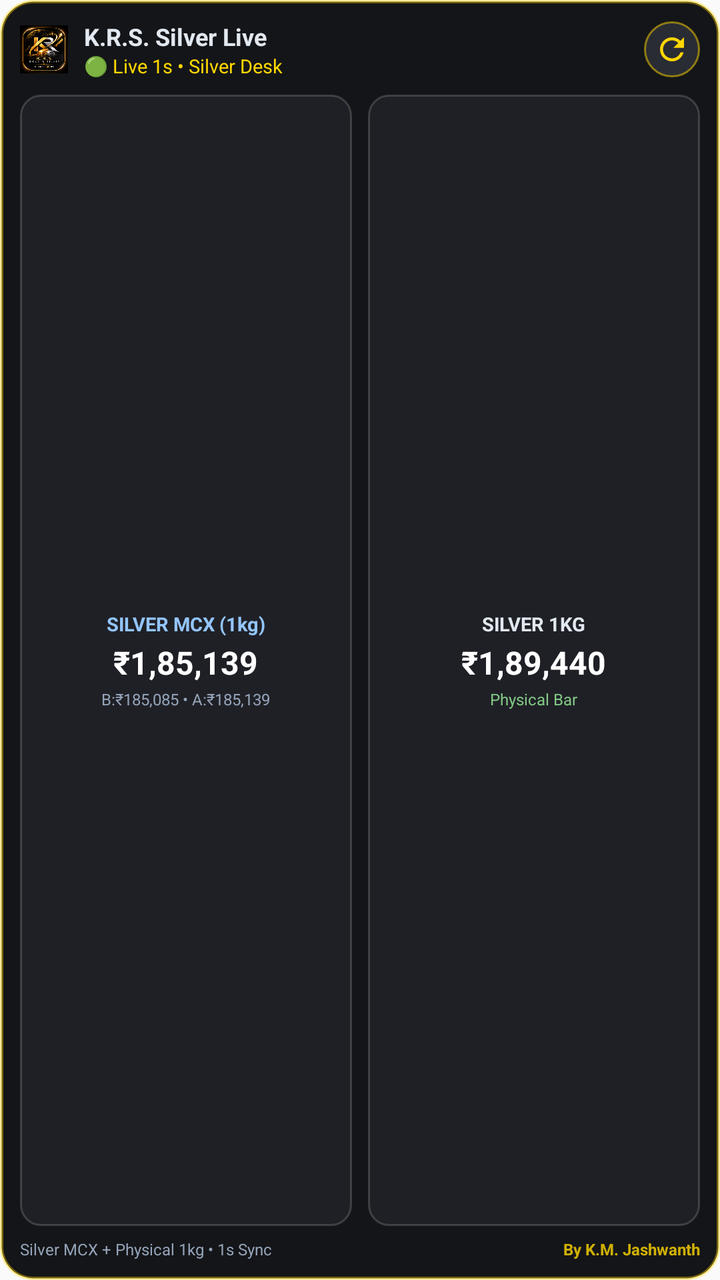
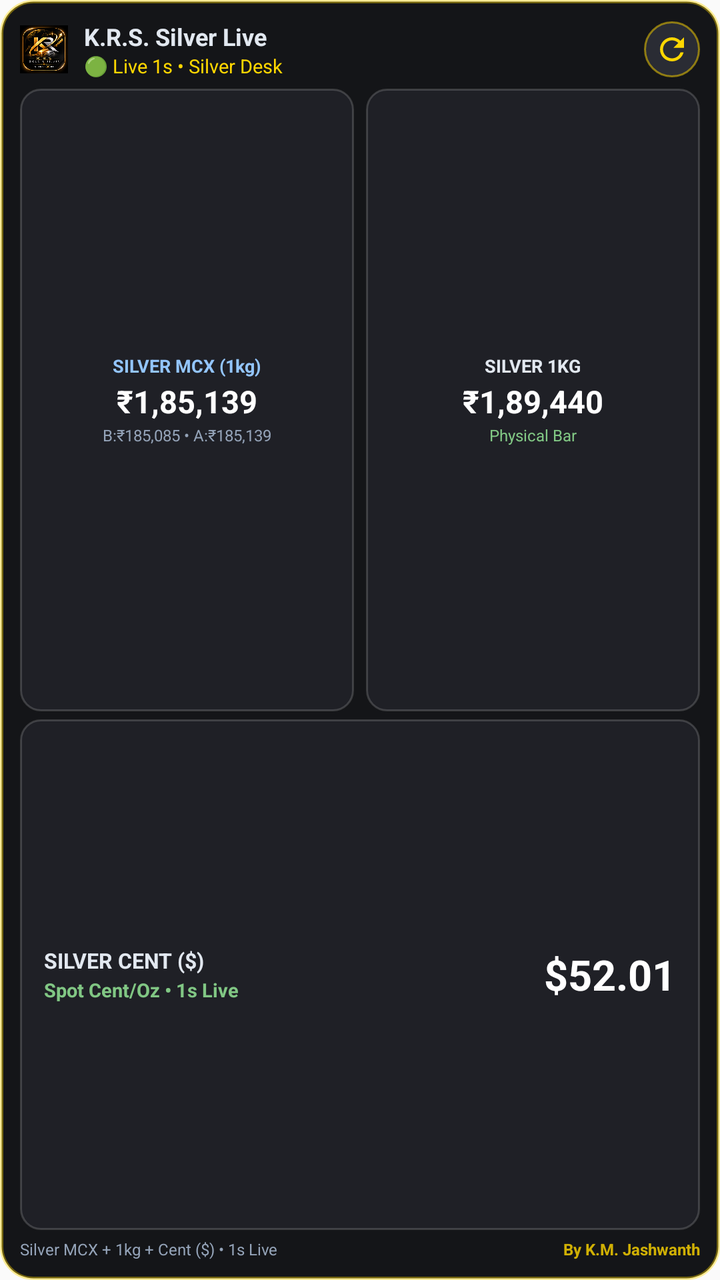

Before-and-after screenshots of an Android layout around one commit, followed by the original layout XML and the change that was made.
<!-- AndroidManifest.xml: application theme Theme.MyApplication -->
<!-- res/layout/widget_silver_rates.xml -->
<?xml version="1.0" encoding="utf-8"?>
<LinearLayout xmlns:android="http://schemas.android.com/apk/res/android"
    android:id="@+id/silver_widget_root"
    android:layout_width="match_parent"
    android:layout_height="match_parent"
    android:background="@drawable/bg_widget_titanium"
    android:orientation="vertical"
    android:padding="10dp">

    
    <LinearLayout
        android:layout_width="match_parent"
        android:layout_height="wrap_content"
        android:gravity="center_vertical"
        android:orientation="horizontal">

        <ImageView
            android:id="@+id/silver_widget_logo"
            android:layout_width="24dp"
            android:layout_height="24dp"
            android:contentDescription="KRS Silver Logo"
            android:scaleType="fitCenter"
            android:src="@drawable/ic_krs_app_logo" />

        <LinearLayout
            android:layout_width="0dp"
            android:layout_height="wrap_content"
            android:layout_marginStart="8dp"
            android:layout_weight="1"
            android:orientation="vertical">

            <TextView
                android:id="@+id/silver_widget_title"
                android:layout_width="wrap_content"
                android:layout_height="wrap_content"
                android:text="K.R.S. Silver Live"
                android:textColor="#E2E8F0"
                android:textSize="12sp"
                android:textStyle="bold" />

            <TextView
                android:id="@+id/silver_widget_status"
                android:layout_width="wrap_content"
                android:layout_height="wrap_content"
                android:text="🟢 Live 1s • Silver Desk"
                android:textColor="#FFD700"
                android:textSize="9.5sp" />
        </LinearLayout>

        
        <ImageView
            android:id="@+id/silver_widget_btn_refresh"
            android:layout_width="28dp"
            android:layout_height="28dp"
            android:background="@drawable/bg_widget_refresh_btn"
            android:contentDescription="Refresh Silver Rates"
            android:padding="5dp"
            android:src="@drawable/ic_widget_refresh" />
    </LinearLayout>

    
    <LinearLayout
        android:layout_width="match_parent"
        android:layout_height="0dp"
        android:layout_marginTop="8dp"
        android:layout_marginBottom="6dp"
        android:layout_weight="1"
        android:baselineAligned="false"
        android:orientation="horizontal">

        
        <LinearLayout
            android:id="@+id/silver_widget_mcx_box"
            android:layout_width="0dp"
            android:layout_height="match_parent"
            android:layout_marginEnd="4dp"
            android:layout_weight="1"
            android:background="@drawable/bg_widget_rate_card"
            android:gravity="center"
            android:orientation="vertical"
            android:padding="6dp">

            <TextView
                android:id="@+id/silver_widget_mcx_label"
                android:layout_width="wrap_content"
                android:layout_height="wrap_content"
                android:text="SILVER MCX (1kg)"
                android:textColor="#93C5FD"
                android:textSize="9.5sp"
                android:textStyle="bold" />

            <TextView
                android:id="@+id/silver_widget_mcx_price"
                android:layout_width="wrap_content"
                android:layout_height="wrap_content"
                android:layout_marginTop="2dp"
                android:text="₹1,85,139"
                android:textColor="#FFFFFF"
                android:textSize="16sp"
                android:textStyle="bold" />

            <TextView
                android:id="@+id/silver_widget_mcx_sub"
                android:layout_width="wrap_content"
                android:layout_height="wrap_content"
                android:layout_marginTop="2dp"
                android:text="B:₹185,085 • A:₹185,139"
                android:textColor="#94A3B8"
                android:textSize="8sp" />
        </LinearLayout>

        
        <LinearLayout
            android:id="@+id/silver_widget_physical_box"
            android:layout_width="0dp"
            android:layout_height="match_parent"
            android:layout_marginStart="4dp"
            android:layout_weight="1"
            android:background="@drawable/bg_widget_rate_card"
            android:gravity="center"
            android:orientation="vertical"
            android:padding="6dp">

            <TextView
                android:id="@+id/silver_widget_physical_label"
                android:layout_width="wrap_content"
                android:layout_height="wrap_content"
                android:text="SILVER 1KG"
                android:textColor="#E2E8F0"
                android:textSize="9.5sp"
                android:textStyle="bold" />

            <TextView
                android:id="@+id/silver_widget_physical_price"
                android:layout_width="wrap_content"
                android:layout_height="wrap_content"
                android:layout_marginTop="2dp"
                android:text="₹1,89,440"
                android:textColor="#FFFFFF"
                android:textSize="16sp"
                android:textStyle="bold" />

            <TextView
                android:id="@+id/silver_widget_physical_sub"
                android:layout_width="wrap_content"
                android:layout_height="wrap_content"
                android:layout_marginTop="2dp"
                android:text="Physical Bar"
                android:textColor="#81C784"
                android:textSize="8sp" />
        </LinearLayout>
    </LinearLayout>

    
    <LinearLayout
        android:layout_width="match_parent"
        android:layout_height="wrap_content"
        android:gravity="center_vertical"
        android:orientation="horizontal">

        <TextView
            android:id="@+id/silver_widget_summary"
            android:layout_width="0dp"
            android:layout_height="wrap_content"
            android:layout_weight="1"
            android:ellipsize="end"
            android:maxLines="1"
            android:text="Silver MCX + Physical 1kg • 1s Sync"
            android:textColor="#94A3B8"
            android:textSize="8sp" />

        <TextView
            android:id="@+id/silver_widget_creator"
            android:layout_width="wrap_content"
            android:layout_height="wrap_content"
            android:text="By K.M. Jashwanth"
            android:textColor="#CCFFD700"
            android:textSize="8sp"
            android:textStyle="bold" />
    </LinearLayout>

</LinearLayout>
<!-- resources referenced by this layout -->
<resources>
  <!-- drawable bg_widget_rate_card (drawable) -->
  <?xml version="1.0" encoding="utf-8"?>
  <shape xmlns:android="http://schemas.android.com/apk/res/android"
      android:shape="rectangle">
      <solid android:color="#1F2026" />
      <stroke
          android:width="1dp"
          android:color="#2AFFFFFF" />
      <corners android:radius="10dp" />
  </shape>
  <!-- drawable bg_widget_refresh_btn (drawable) -->
  <?xml version="1.0" encoding="utf-8"?>
  <shape xmlns:android="http://schemas.android.com/apk/res/android"
      android:shape="oval">
      <solid android:color="#2A2C34" />
      <stroke
          android:width="1dp"
          android:color="#80FFD700" />
  </shape>
  <!-- drawable bg_widget_titanium (drawable) -->
  <?xml version="1.0" encoding="utf-8"?>
  <shape xmlns:android="http://schemas.android.com/apk/res/android"
      android:shape="rectangle">
      <solid android:color="#141518" />
      <stroke
          android:width="1.5dp"
          android:color="#66FFD700" />
      <corners android:radius="16dp" />
  </shape>
  <!-- drawable ic_krs_app_logo: png bitmap (drawable, 348697 bytes) -->
  <!-- drawable ic_widget_refresh (drawable) -->
  <vector xmlns:android="http://schemas.android.com/apk/res/android"
      android:width="24dp"
      android:height="24dp"
      android:viewportWidth="24"
      android:viewportHeight="24">
      <path
          android:fillColor="#FFD700"
          android:pathData="M17.65,6.35C16.2,4.9 14.21,4 12,4c-4.42,0 -7.99,3.58 -7.99,8s3.57,8 7.99,8c3.73,0 6.84,-2.55 7.73,-6h-2.08c-0.82,2.33 -3.04,4 -5.65,4 -3.31,0 -6,-2.69 -6,-6s2.69,-6 6,-6c1.66,0 3.14,0.69 4.22,1.78L13,11h7V4l-2.35,2.35z"/>
  </vector>
  <style name="Theme.MyApplication" parent="Theme.AppCompat.DayNight.NoActionBar">
          <item name="android:statusBarColor">@android:color/black</item>
          <item name="android:navigationBarColor">@android:color/black</item>
          <item name="windowActionBar">false</item>
          <item name="windowNoTitle">true</item>
      </style>
</resources>

<!-- the commit's change to res/layout/widget_silver_rates.xml (unified diff, before → after) -->
@@ -62,8 +62,8 @@
     <LinearLayout
         android:layout_width="match_parent"
         android:layout_height="0dp"
-        android:layout_marginTop="8dp"
-        android:layout_marginBottom="6dp"
+        android:layout_marginTop="5dp"
+        android:layout_marginBottom="4dp"
         android:layout_weight="1"
         android:baselineAligned="false"
         android:orientation="horizontal">
@@ -73,12 +73,12 @@
             android:id="@+id/silver_widget_mcx_box"
             android:layout_width="0dp"
             android:layout_height="match_parent"
-            android:layout_marginEnd="4dp"
+            android:layout_marginEnd="3dp"
             android:layout_weight="1"
             android:background="@drawable/bg_widget_rate_card"
             android:gravity="center"
             android:orientation="vertical"
-            android:padding="6dp">
+            android:padding="4dp">
 
             <TextView
                 android:id="@+id/silver_widget_mcx_label"
@@ -86,24 +86,24 @@
                 android:layout_height="wrap_content"
                 android:text="SILVER MCX (1kg)"
                 android:textColor="#93C5FD"
-                android:textSize="9.5sp"
+                android:textSize="9sp"
                 android:textStyle="bold" />
 
             <TextView
                 android:id="@+id/silver_widget_mcx_price"
                 android:layout_width="wrap_content"
                 android:layout_height="wrap_content"
-                android:layout_marginTop="2dp"
+                android:layout_marginTop="1dp"
                 android:text="₹1,85,139"
                 android:textColor="#FFFFFF"
-                android:textSize="16sp"
+                android:textSize="15.5sp"
                 android:textStyle="bold" />
 
             <TextView
                 android:id="@+id/silver_widget_mcx_sub"
                 android:layout_width="wrap_content"
                 android:layout_height="wrap_content"
-                android:layout_marginTop="2dp"
+                android:layout_marginTop="1dp"
                 android:text="B:₹185,085 • A:₹185,139"
                 android:textColor="#94A3B8"
                 android:textSize="8sp" />
@@ -114,12 +114,12 @@
             android:id="@+id/silver_widget_physical_box"
             android:layout_width="0dp"
             android:layout_height="match_parent"
-            android:layout_marginStart="4dp"
+            android:layout_marginStart="3dp"
             android:layout_weight="1"
             android:background="@drawable/bg_widget_rate_card"
             android:gravity="center"
             android:orientation="vertical"
-            android:padding="6dp">
+            android:padding="4dp">
 
             <TextView
                 android:id="@+id/silver_widget_physical_label"
@@ -127,24 +127,24 @@
                 android:layout_height="wrap_content"
                 android:text="SILVER 1KG"
                 android:textColor="#E2E8F0"
-                android:textSize="9.5sp"
+                android:textSize="9sp"
                 android:textStyle="bold" />
 
             <TextView
                 android:id="@+id/silver_widget_physical_price"
                 android:layout_width="wrap_content"
                 android:layout_height="wrap_content"
-                android:layout_marginTop="2dp"
+                android:layout_marginTop="1dp"
                 android:text="₹1,89,440"
                 android:textColor="#FFFFFF"
-                android:textSize="16sp"
+                android:textSize="15.5sp"
                 android:textStyle="bold" />
 
             <TextView
                 android:id="@+id/silver_widget_physical_sub"
                 android:layout_width="wrap_content"
                 android:layout_height="wrap_content"
-                android:layout_marginTop="2dp"
+                android:layout_marginTop="1dp"
                 android:text="Physical Bar"
                 android:textColor="#81C784"
                 android:textSize="8sp" />
@@ -153,6 +153,58 @@
 
     
     <LinearLayout
+        android:id="@+id/silver_widget_cent_box"
+        android:layout_width="match_parent"
+        android:layout_height="0dp"
+        android:layout_marginBottom="4dp"
+        android:layout_weight="0.82"
+        android:background="@drawable/bg_widget_rate_card"
+        android:gravity="center_vertical"
+        android:minHeight="44dp"
+        android:orientation="horizontal"
+        android:paddingHorizontal="12dp"
+        android:paddingVertical="6dp">
+
+        <LinearLayout
+            android:layout_width="0dp"
+            android:layout_height="wrap_content"
+            android:layout_weight="1"
+            android:orientation="vertical">
+
+            <TextView
+                android:id="@+id/silver_widget_cent_label"
+                android:layout_width="wrap_content"
+                android:layout_height="wrap_content"
+                android:text="SILVER CENT ($)"
+                android:textColor="#E2E8F0"
+                android:textSize="10.5sp"
+                android:textStyle="bold" />
+
+            <TextView
+                android:id="@+id/silver_widget_cent_sub"
+                android:layout_width="wrap_content"
+                android:layout_height="wrap_content"
+                android:layout_marginTop="1dp"
+                android:text="Spot Cent/Oz • 1s Live"
+                android:textColor="#81C784"
+                android:textSize="9.5sp"
+                android:textStyle="bold" />
+        </LinearLayout>
+
+        <TextView
+            android:id="@+id/silver_widget_cent_price"
+            android:layout_width="wrap_content"
+            android:layout_height="wrap_content"
+            android:gravity="end|center_vertical"
+            android:singleLine="true"
+            android:text="$52.01"
+            android:textColor="#FFFFFF"
+            android:textSize="21sp"
+            android:textStyle="bold" />
+    </LinearLayout>
+
+    
+    <LinearLayout
         android:layout_width="match_parent"
         android:layout_height="wrap_content"
         android:gravity="center_vertical"
@@ -165,7 +217,7 @@
             android:layout_weight="1"
             android:ellipsize="end"
             android:maxLines="1"
-            android:text="Silver MCX + Physical 1kg • 1s Sync"
+            android:text="Silver MCX + 1kg + Cent ($) • 1s Live"
             android:textColor="#94A3B8"
             android:textSize="8sp" />
 
